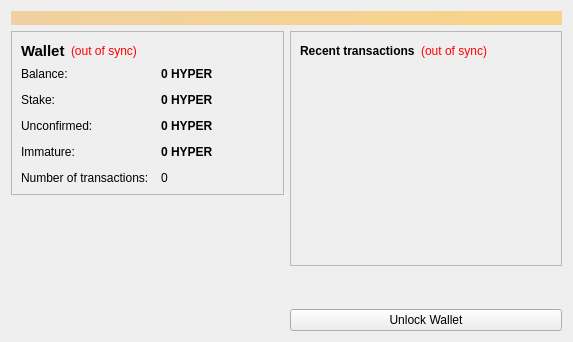
Qt form src/qt/forms/overviewpage.ui (HYPERcrypto/Hyper) before a commit.
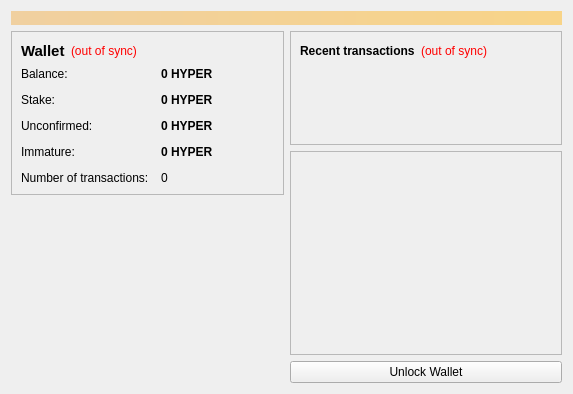
The same form after that commit. Custom widgets are drawn as their Qt base class.

Patch:
```diff
--- a/src/qt/forms/overviewpage.ui
+++ b/src/qt/forms/overviewpage.ui
@@ -7,7 +7,7 @@
     <x>0</x>
     <y>0</y>
     <width>573</width>
-    <height>342</height>
+    <height>386</height>
    </rect>
   </property>
   <property name="windowTitle">
@@ -324,6 +324,44 @@
          </layout>
         </widget>
        </item>
+       <item>
+        <widget class="QFrame" name="diffplotframe">
+         <property name="frameShape">
+          <enum>QFrame::StyledPanel</enum>
+         </property>
+         <property name="frameShadow">
+          <enum>QFrame::Raised</enum>
+         </property>
+         <layout class="QVBoxLayout" name="verticalLayout_5">
+          <property name="leftMargin">
+           <number>1</number>
+          </property>
+          <property name="topMargin">
+           <number>1</number>
+          </property>
+          <property name="rightMargin">
+           <number>1</number>
+          </property>
+          <property name="bottomMargin">
+           <number>1</number>
+          </property>
+          <item>
+           <layout class="QHBoxLayout" name="horizontalLayout_3">
+            <item>
+             <widget class="QCustomPlot" name="diffplot" native="true">
+              <property name="minimumSize">
+               <size>
+                <width>0</width>
+                <height>200</height>
+               </size>
+              </property>
+             </widget>
+            </item>
+           </layout>
+          </item>
+         </layout>
+        </widget>
+       </item>
        <item>
         <spacer name="verticalSpacer_2">
          <property name="orientation">
@@ -350,6 +388,16 @@
    </item>
   </layout>
  </widget>
- <resources/>
+ <customwidgets>
+  <customwidget>
+   <class>QCustomPlot</class>
+   <extends>QWidget</extends>
+   <header>qt/qcustomplot.h</header>
+   <container>1</container>
+  </customwidget>
+ </customwidgets>
+ <resources>
+  <include location="../bitcoin.qrc"/>
+ </resources>
  <connections/>
 </ui>
```
